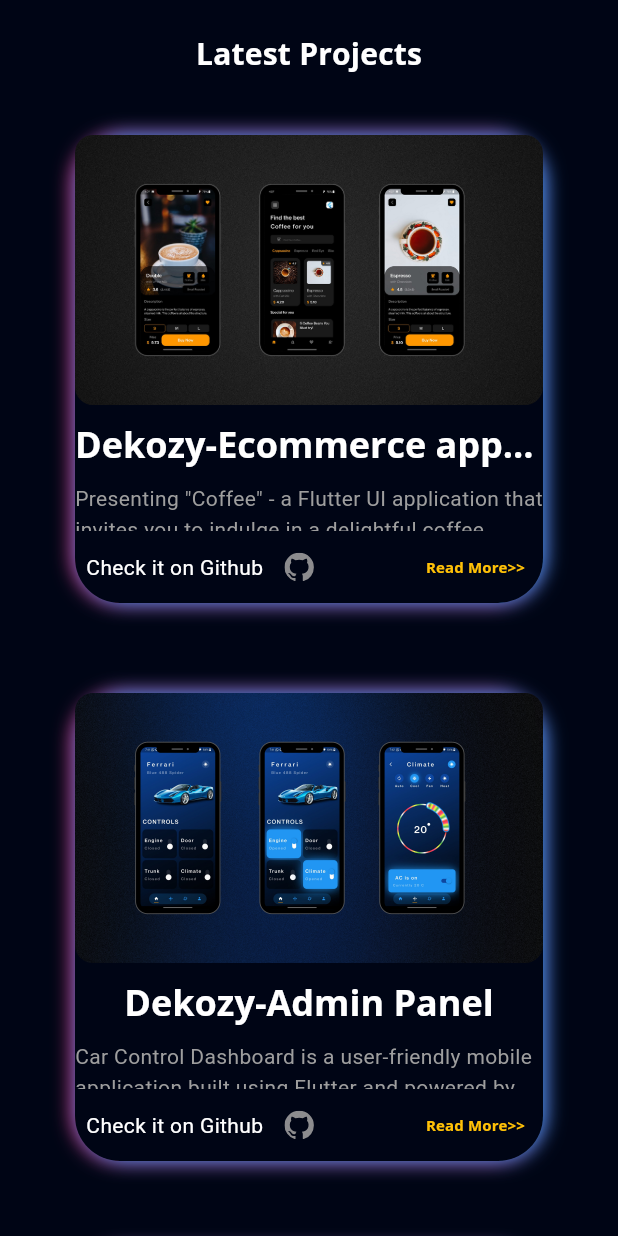
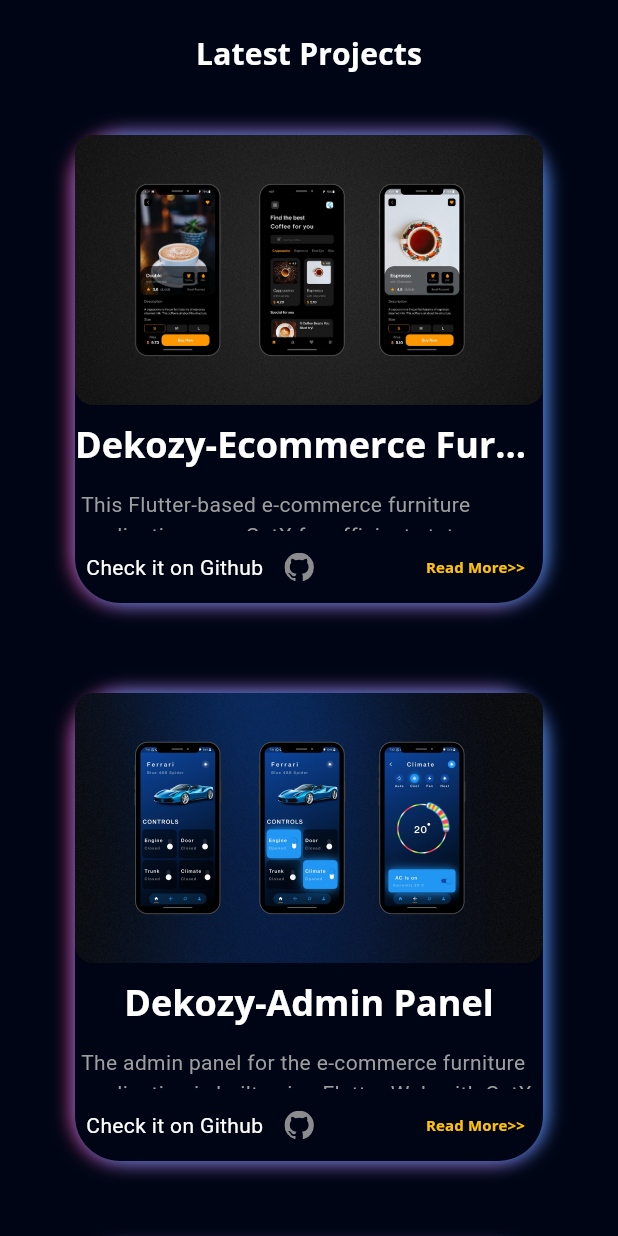
Before and after one commit to Nihal-Mohammed-V/Portfolio, a Flutter app: the ProjectsView screen opened directly, on a phone screen of 412 x 824 dp. Run offline on Flutter 3.47's test engine with Material 3 defaults, Android fonts, the phone set to English and light mode, and no system bars; our stand-ins replace flutter_svg, font_awesome_flutter, get, google_fonts, photo_view; missing offline and left inert: model_viewer_plus.

Commit message:
Projects section details changed

```diff
--- a/lib/model/project_model.dart
+++ b/lib/model/project_model.dart
@@ -8,45 +8,45 @@ class Project {
 
 List<Project> projectList = [
   Project(
-    'Dekozy-Ecommerce application',
-    'Presenting "Coffee" - a Flutter UI application that invites you to indulge in a delightful coffee adventure. Immerse yourself in the world of rich aroma and flavor as you browse through an exquisite selection of specialty coffees. With a user-friendly interface, exploring different blends and discovering their unique details becomes a delightful experience.',
+    'Dekozy-Ecommerce Furniture application',
+    'This Flutter-based e-commerce furniture application uses GetX for efficient state management and offers a seamless shopping experience with features like AI chatbot integration using the Rasa framework, AR-based furniture preview, secure Stripe payment gateway, and robust cart and order management. It leverages Firebase for authentication and backend services, while Cloudinary handles image and asset storage efficiently, making the app fast, interactive, and scalable for modern users.',
     'assets/images/coffee.png',
     'https://github.com/Hamad-Anwar/Coffe-Shop-Beautifull-UI',
   ),
   Project(
     'Dekozy-Admin Panel',
-    'Car Control Dashboard is a user-friendly mobile application built using Flutter and powered by GetX for efficient state management. Enjoy a modern and intuitive design that adapts to various screen sizes, Interact with dynamic car controls, including speed, steering, and temperature. Realistic animations enhance the visual appeal, making it feel like you are controlling a real car!',
+    "The admin panel for the e-commerce furniture application is built using Flutter Web with GetX for state management and mirrors the main app's tech stack, enabling seamless backend control. It provides comprehensive management features, allowing admins to handle banners, product categories, inventory, brands, media assets, customer details, sales analytics, and orders. Integrated with Firebase for authentication and database operations, and Cloudinary for optimized media storage, the panel ensures efficient, real-time control over the platform’s content and operations through a clean, responsive web interface.",
     'assets/images/car.png',
     'https://github.com/Hamad-Anwar/Car-Controller-Getx-Flutter',
   ),
   Project(
       'Dedo-ToDo/Task Manager',
-      'Neumorphic TimeKit is an open-source project that brings together the elegance of a beautifully designed alarm system, an analog clock with a neumorphic touch, and a feature-rich stopwatch. Whether you\'re looking for a functional alarm tool, a stylish desktop clock, or a precise stopwatch, TimeKit has you covered.',
+      'This task manager application is a fully offline productivity tool built with Flutter and Bloc for robust state management. It features a beautifully designed UI that supports task categorization with color labels, local notifications for reminders, and a weekly graph to visualize task activity. Users can easily search, sort, and organize tasks, making it an efficient and user-friendly solution for managing daily to-do lists without requiring an internet connection.',
       'assets/images/alarm.jpg',
       'https://github.com/Hamad-Anwar/Neumorphic-Analog-Clockify'),
   Project(
       'YouTube Clone',
-      'CUI AIDER is an extraordinary application that brings together augmented reality (AR), a robust student portal, intuitive class management, and a comprehensive GPA system, providing an all-encompassing solution for students.Using AR technology, CUI AIDER offers an immersive experience, allowing users to explore the complete university campus virtually. Through AR, students can visualize buildings, navigate with interactive directions, and gain a better understanding of their surroundings.',
+      'This YouTube clone is a visually accurate replica of the official YouTube app, built using Flutter and managed with Bloc for structured state control. It integrates the YouTube Data API to fetch and display real-time video content, enabling users to search for videos, browse trending content, and watch seamlessly within the app. The application offers a smooth, responsive UI that closely mirrors the YouTube experience while showcasing clean architecture and efficient API handling.',
       'assets/images/cui.png',
       'https://github.com/Hamad-Anwar/'),
   Project(
       'Rental Management Application',
-      'A Flutter music streaming application that allows users to play audio files from local storage. The app features a beautiful neumorphic UI design and provides a smooth user experience for browsing and playing music.',
+      'This rental management application is built with Flutter and uses Provider for state management, designed to operate efficiently within a local network. It connects to a local server via IP to fetch and manage rental and product data in JSON format. The app allows users to add items by scanning barcodes, automatically checks availability based on selected dates, and generates QR codes containing the scanned product data at checkout. Additionally, it uses Hive as a lightweight local database to store rental records and user actions, ensuring fast access and data persistence even when temporarily disconnected from the local server.',
       'assets/images/player.png',
       'https://github.com/Hamad-Anwar/Neumorphic-Music_Player-Flutter'),
   Project(
       'EduSync-School Management System',
-      'This repository contains a Flutter implementation of a Food Recipe app with a captivating introduction section and impressive animations. It also features a signup and signin page with animations, elegantly presented on a bottom sheet.',
+      'EduSync is a full-stack school management system built with Flutter for the frontend and Node.js, Express.js, and MongoDB for the backend, using Provider for state management. Designed with modular roles—Admin, Teacher, and Parent—EduSync provides tailored functionalities for each user type. The Admin module manages student records, timetables, announcements, and overall system data. Teachers can create and manage assignments, communicate with parents, and update class schedules. Parents can view their child’s timetable, assignments, and announcements, and engage in real-time chat with teachers. The system offers a seamless, scalable, and interactive experience for all stakeholders involved in student management.',
       'assets/images/recipe.png',
       'https://github.com/Hamad-Anwar/Food-Recipe-App-Flutter'),
   Project(
       'FinLog-A Simple Money Tracking Application',
-      'Welcome to the Beautiful Task Scheduler App repository! This Flutter-based task management application combines elegant design with a robust backend, ensuring a seamless and organized task management experience. From stunning UI to real-time synchronization, this app has you covered.',
+      'Finlog is a simple yet elegant money tracking application built with Flutter, designed to help users manage their expenses and income effortlessly. With a beautiful and intuitive UI, the app allows users to categorize transactions, view summaries, and maintain a clear financial overview. Fully offline and privacy-focused, Finlog stores all data locally, ensuring users can track their finances anytime without needing internet access.',
       'assets/images/task.png',
       'https://github.com/Hamad-Anwar/Task-Sync-Pro-Flutter'),
   Project(
       'Devops as a service platform',
-      'Welcome to our innovative Flutter chat application! This feature-rich messaging platform allows users to connect and communicate seamlessly through text and images. The app is built using Flutter for the frontend and integrates with Firebase for backend services, including authentication, real-time database, and storage.',
+      'DevOps as a Service Platform is an ongoing full-stack project designed to simplify and automate the development workflow, similar to platforms like GitHub Actions. Built using Flutter for the frontend and Node.js, Express.js, and MongoDB for the backend, the platform enables users to register and connect their GitHub repositories, create custom build and deployment pipelines, and monitor deployment status with real-time logs. Users receive notifications on build or deployment success/failure, and can track the health and performance of deployed applications. The platform aims to offer a developer-friendly, scalable solution for continuous integration and delivery—all from a single unified interface.',
       'assets/images/chat.png',
       'https://github.com/Hamad-Anwar/Messenger-App-Backend-Firebase'),
 ];
--- a/lib/view/projects/components/project_detail.dart
+++ b/lib/view/projects/components/project_detail.dart
@@ -47,9 +47,12 @@ class ProjectDetail extends StatelessWidget {
         // 🔽 Project description
         Expanded(
           child: SingleChildScrollView(
-            child: Text(
-              projectList[index].description,
-              style: const TextStyle(color: Colors.grey, height: 1.5),
+            child: Padding(
+              padding: const EdgeInsets.all(4.0),
+              child: Text(
+                projectList[index].description,
+                style: const TextStyle(color: Colors.grey, height: 1.5),
+              ),
             ),
           ),
         ),
```
